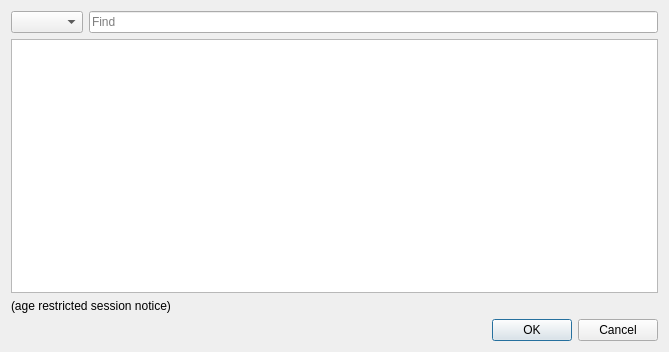
Before: the Qt Designer form src/desktop/ui/sessionlisting.ui in drawpile/Drawpile, drawn with Qt 5.
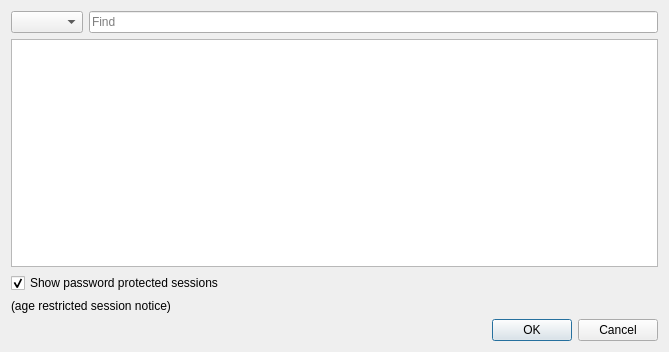
After: the same form once the commit is applied.

Commit message:
Add option to hide passworded sessions
Issue #413

The edit to the form file:
```diff
--- a/src/desktop/ui/sessionlisting.ui
+++ b/src/desktop/ui/sessionlisting.ui
@@ -93,6 +93,16 @@
      </widget>
     </widget>
    </item>
+   <item>
+    <widget class="QCheckBox" name="showPassworded">
+     <property name="text">
+      <string>Show password protected sessions</string>
+     </property>
+     <property name="checked">
+      <bool>true</bool>
+     </property>
+    </widget>
+   </item>
    <item>
     <widget class="QLabel" name="nsfmSessionsLabel">
      <property name="text">
```
The commit also changes 4 other files.
